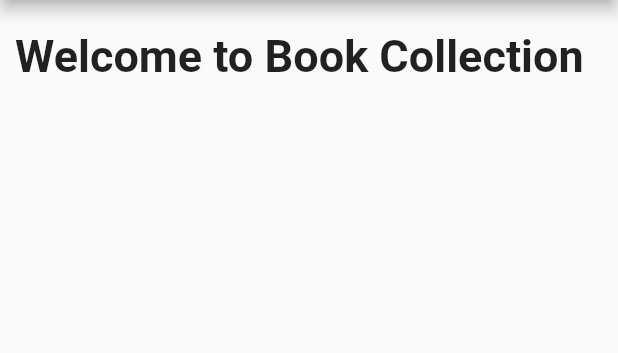
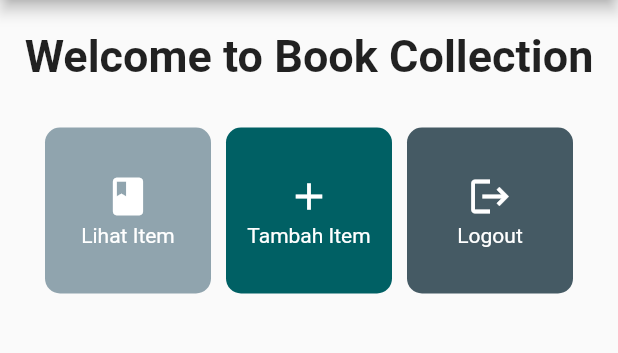
Before and after one commit to restuaar/book-collection-mobile, a Flutter app: the screen it shows after launch, on a phone screen of 412 x 824 dp, the part 84-437 px from its top. Run offline on Flutter 3.47's test engine with Material 2 defaults, Android fonts, the phone set to English and light mode, and no system bars.

Commit message:
feat: menampilkan button dan SnackBar

```diff
--- a/lib/menu.dart
+++ b/lib/menu.dart
@@ -23,12 +23,13 @@ class HomePage extends StatelessWidget {
           )),
         ),
       ),
-      body: const SingleChildScrollView(
+      body: SingleChildScrollView(
         child: Padding(
-          padding: EdgeInsets.all(10),
+          padding: const EdgeInsets.all(10),
           child: Column(
+            crossAxisAlignment: CrossAxisAlignment.center,
             children: [
-              Padding(
+              const Padding(
                 padding: EdgeInsets.only(
                   top: 10,
                   bottom: 10,
@@ -41,6 +42,17 @@ class HomePage extends StatelessWidget {
                     fontWeight: FontWeight.bold,
                   ),
                 ),
+              ),
+              GridView.count(
+                primary: true,
+                padding: const EdgeInsets.all(20),
+                crossAxisSpacing: 10,
+                mainAxisSpacing: 10,
+                crossAxisCount: 3,
+                shrinkWrap: true,
+                children: items.map((MenuItem item) {
+                  return MenuItemCard(item);
+                }).toList(),
               ),
             ],
           ),
@@ -59,8 +71,8 @@ class MenuItem {
 }
 
 final List<MenuItem> items = [
-  MenuItem("Lihat Item", Icons.checklist),
-  MenuItem("Tambah Item", Icons.add_shopping_cart),
+  MenuItem("Lihat Item", Icons.book, color: Colors.blueGrey[300]),
+  MenuItem("Tambah Item", Icons.add, color: Colors.cyan[900]),
   MenuItem("Logout", Icons.logout),
 ];
 
@@ -72,13 +84,15 @@ class MenuItemCard extends StatelessWidget {
   @override
   Widget build(BuildContext context) {
     return Material(
+      borderRadius: BorderRadius.circular(10),
       color: item.color ?? Colors.blueGrey[700],
       child: InkWell(
+        borderRadius: BorderRadius.circular(10),
         onTap: () {
           ScaffoldMessenger.of(context)
             ..hideCurrentMaterialBanner()
             ..showSnackBar(SnackBar(
-                content: Text("Kamu telah menekan tombol ${item.name}!")));
+                content: Text("Kamu telah menekan tombol ${item.name}")));
         },
         child: Container(
           padding: const EdgeInsets.all(8),
```
